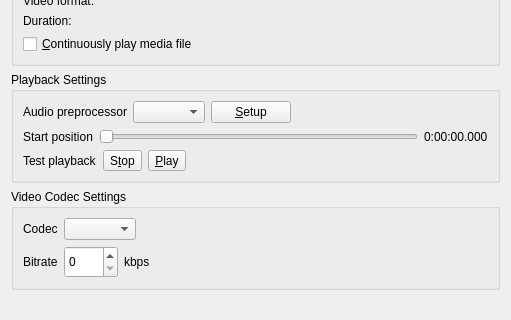
Before: the Qt Designer form Client/qtTeamTalk/streammediafile.ui in BearWare/TeamTalk5, drawn with Qt 5; both pictures show x 0 to 511 and y 94 to 414 of the 511 by 523 pixel window.
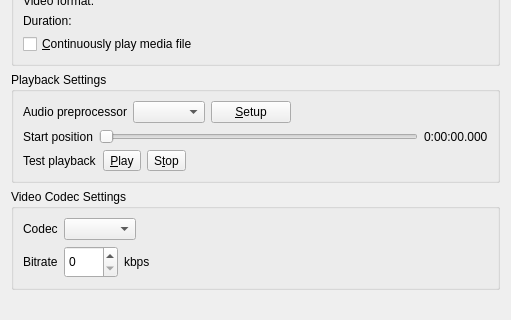
After: the same form once the commit is applied. Icons and pictures are not drawn.

Commit message: Reorder ui file so play button is before stop

What changed in the file:
```diff
--- a/Client/qtTeamTalk/streammediafile.ui
+++ b/Client/qtTeamTalk/streammediafile.ui
@@ -228,17 +228,6 @@
           </property>
          </widget>
         </item>
-        <item>
-         <widget class="QToolButton" name="stopToolButton">
-          <property name="text">
-           <string>S&amp;top</string>
-          </property>
-          <property name="icon">
-           <iconset resource="resources.qrc">
-            <normaloff>:/images/images/stop.png</normaloff>:/images/images/stop.png</iconset>
-          </property>
-         </widget>
-        </item>
         <item>
          <widget class="QToolButton" name="startToolButton">
           <property name="text">
@@ -253,6 +242,17 @@
           </property>
          </widget>
         </item>
+        <item>
+         <widget class="QToolButton" name="stopToolButton">
+          <property name="text">
+           <string>S&amp;top</string>
+          </property>
+          <property name="icon">
+           <iconset resource="resources.qrc">
+            <normaloff>:/images/images/stop.png</normaloff>:/images/images/stop.png</iconset>
+          </property>
+         </widget>
+        </item>
         <item>
          <spacer name="horizontalSpacer_3">
           <property name="orientation">
```
